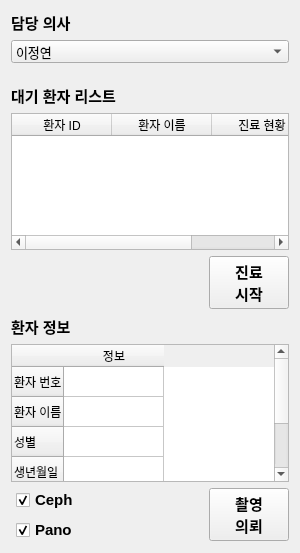
First picture: the form in Project/src/viewer/ImageViewerSW/patientinfo.ui, repository AndaCondaa/Dental_Imaging_SW_System, before the edit.
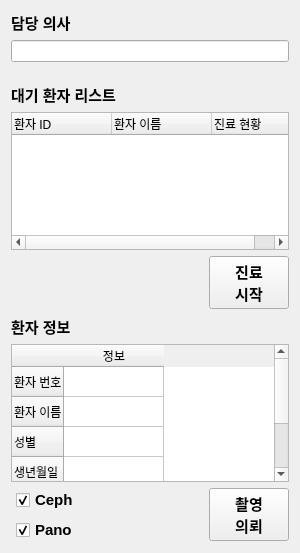
Second picture: the form after the edit.

The edit to the form file:
```diff
--- a/Project/src/viewer/ImageViewerSW/patientinfo.ui
+++ b/Project/src/viewer/ImageViewerSW/patientinfo.ui
@@ -36,24 +36,7 @@
       </widget>
      </item>
      <item>
-      <widget class="QComboBox" name="comboBox_2">
-       <property name="font">
-        <font>
-         <pointsize>10</pointsize>
-         <bold>false</bold>
-        </font>
-       </property>
-       <item>
-        <property name="text">
-         <string>이정연</string>
-        </property>
-       </item>
-       <item>
-        <property name="text">
-         <string>New Item</string>
-        </property>
-       </item>
-      </widget>
+      <widget class="QLineEdit" name="lineEdit"/>
      </item>
      <item>
       <spacer name="verticalSpacer">
@@ -87,7 +70,7 @@
     </widget>
    </item>
    <item row="2" column="0">
-    <widget class="QTableWidget" name="tableWidget_2">
+    <widget class="QTreeWidget" name="WaitingList">
      <column>
       <property name="text">
        <string>환자 ID</string>
```
Left out of the diff: 11 changed lines with no effect on the pictures.
